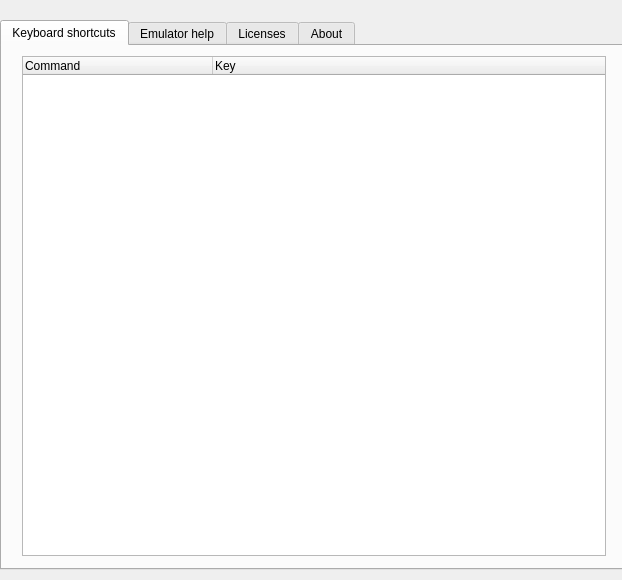
aosp-mirror/platform_external_qemu, file android/android-emu/android/skin/qt/extended-pages/help-page.ui: the form before one commit.
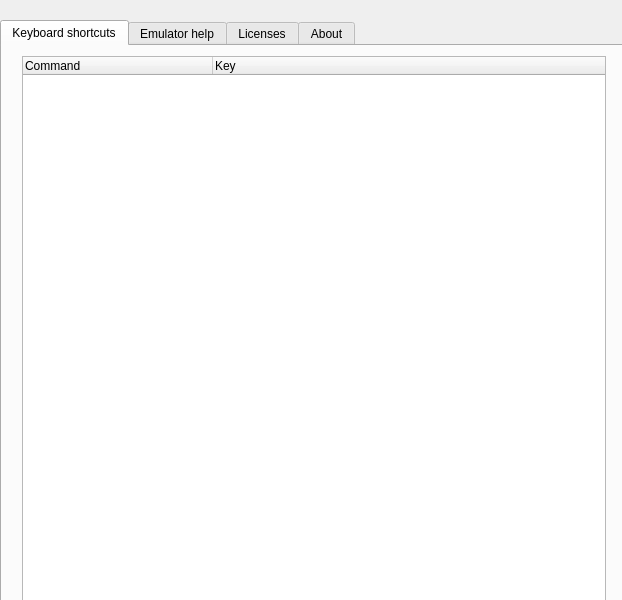
The form after the commit. Custom widgets are drawn as their Qt base class.

Commit message:
[UI] Adjust widgets for enlarged extended page
A prior CL enlarged the Emulator's extended controls page.
Some of the sub-pages used the full size. These now leave
some unused space at the bottom of the page.

This CL adjusts those sub-pages to the new size.

The sub-pages that are adjusted:
  Bug report
  D-Pad
  Fingerprint
  Help
  Location
  Screen record
  Sensors
  Snapshots

The earlier CL:
https://android-review.googlesource.com/c/platform/external/qemu/+/677277

Fixes: 79199615
Test: Saw that it looks good on Windows, Mac, Linux

```diff
--- a/android/android-emu/android/skin/qt/extended-pages/help-page.ui
+++ b/android/android-emu/android/skin/qt/extended-pages/help-page.ui
@@ -7,7 +7,7 @@
     <x>0</x>
     <y>0</y>
     <width>622</width>
-    <height>580</height>
+    <height>600</height>
    </rect>
   </property>
   <property name="windowTitle">
@@ -19,7 +19,7 @@
      <x>0</x>
      <y>20</y>
      <width>630</width>
-     <height>550</height>
+     <height>590</height>
     </rect>
    </property>
    <property name="cursor">
@@ -38,7 +38,7 @@
        <x>20</x>
        <y>10</y>
        <width>584</width>
-       <height>500</height>
+       <height>550</height>
       </rect>
      </property>
      <property name="focusPolicy">
```
Left out of the diff: 2 changed lines with no effect on the pictures. The commit also changes 8 other files.
